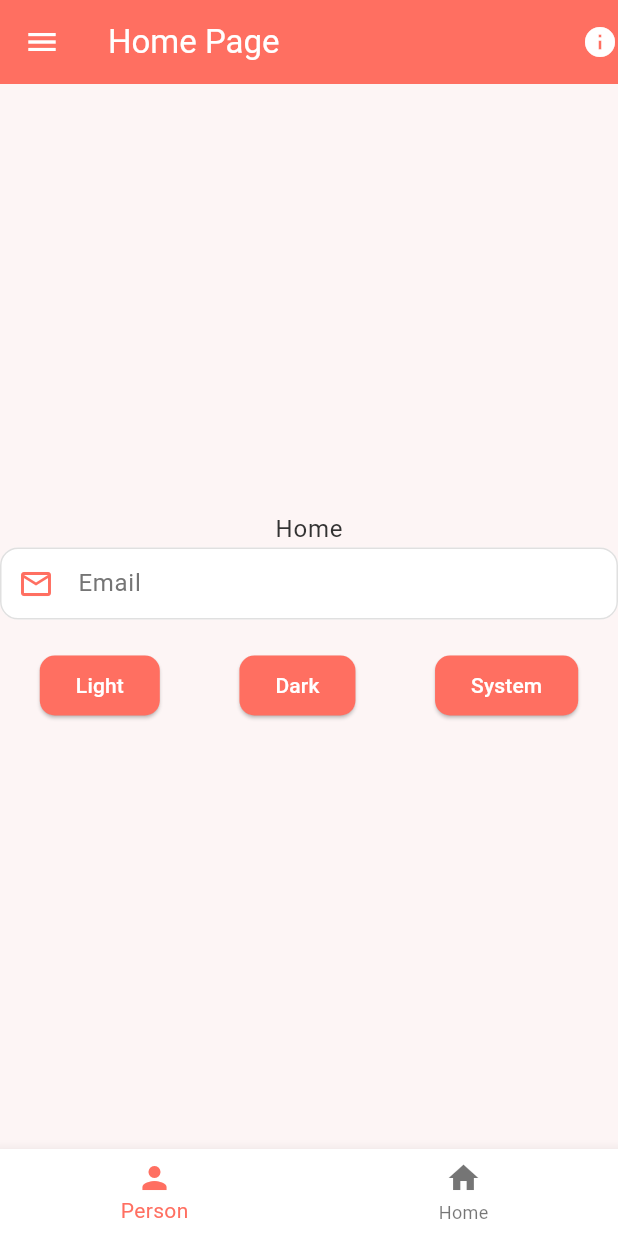
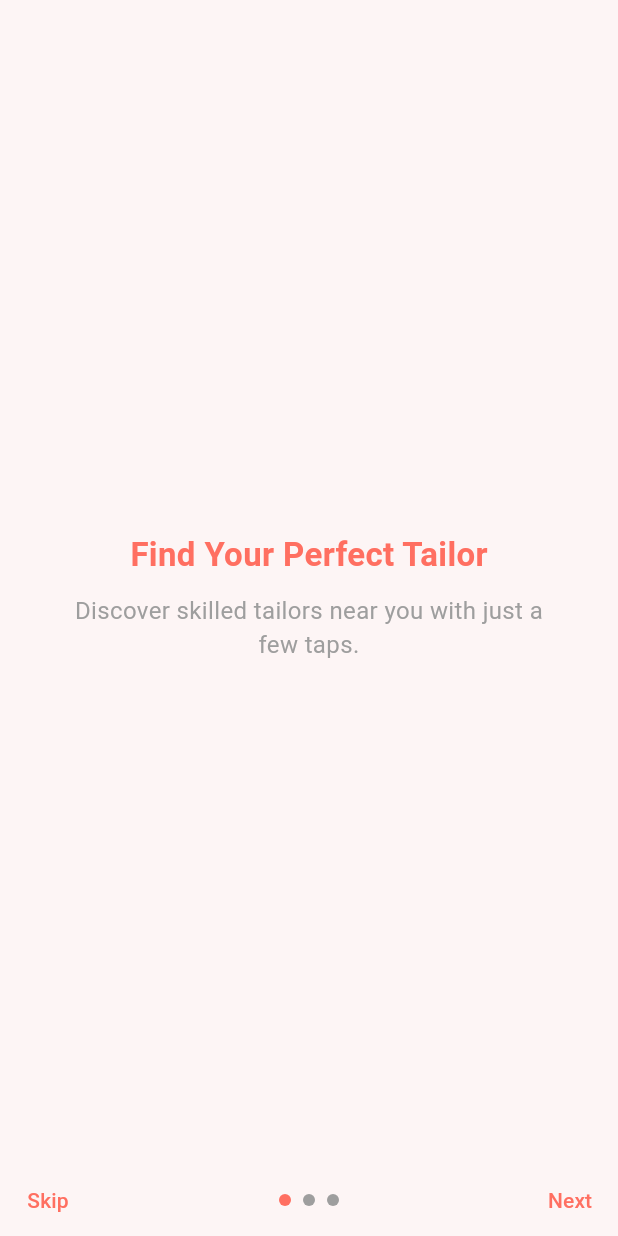
Before and after one commit to noyon-360/Tailors-Hub, a Flutter app: the screen it shows after launch, on a phone screen of 412 x 824 dp. Run offline on Flutter 3.47's test engine with Material 3 defaults, Android fonts, the phone set to English and light mode, and no system bars; our stand-ins replace bloc, cloud_firestore, equatable, firebase_core, flutter_bloc, hydrated_bloc and 1 more; accounts and stored records are empty; generated files the repository leaves out were written again.

Commit message:
Onboarding or First Welcome Screen

```diff
--- /dev/null
+++ b/devtools_options.yaml
@@ -0,0 +1,3 @@
+description: This file stores settings for Dart & Flutter DevTools.
+documentation: https://docs.flutter.dev/tools/devtools/extensions#configure-extension-enablement-states
+extensions:
--- a/lib/config/route/package_path.dart
+++ b/lib/config/route/package_path.dart
@@ -1,8 +1,9 @@
 import 'package:flutter/material.dart';
 import 'package:tailors_hub/config/route/routes_name.dart';
-import 'package:tailors_hub/presentation/home.dart';
+import 'package:tailors_hub/presentation/pages/home.dart';
+import 'package:tailors_hub/presentation/pages/onboarding_screen.dart';
 import 'package:tailors_hub/presentation/pages/tailor/auth/tailor_login.dart';
 import 'package:tailors_hub/presentation/pages/tailor/auth/tailor_register.dart';
-import 'package:tailors_hub/presentation/splash_screen.dart';
+import 'package:tailors_hub/presentation/pages/splash_screen.dart';
 
 part "routes.dart";
--- a/lib/config/route/routes.dart
+++ b/lib/config/route/routes.dart
@@ -3,6 +3,12 @@ part of 'package_path.dart';
 class Routes {
   static Route<dynamic> generateRoutes(RouteSettings settings) {
     switch (settings.name) {
+      // Home Screen
+      case RouteNames.home:
+        return MaterialPageRoute(builder: (context) => Home());
+      // Onboarding
+      case RouteNames.onboarding:
+        return MaterialPageRoute(builder: (_) => OnboardingScreen());
       // Splash Screen
       case RouteNames.splashScreen:
         return MaterialPageRoute(builder: (context) => SplashScreen());
--- a/lib/config/route/routes_name.dart
+++ b/lib/config/route/routes_name.dart
@@ -1,6 +1,8 @@
 class RouteNames {
   static const String home = '/';
   static const String splashScreen = '/splash_screen';
+  static const String onboarding = '/onboarding_screen';
+
   // Tailor
   static const String tailorLogin = '/tailor_login';
   static const String tailorRegister = '/tailor_register';
--- a/lib/main.dart
+++ b/lib/main.dart
@@ -3,33 +3,35 @@ import 'package:flutter/material.dart';
 import 'package:firebase_core/firebase_core.dart';
 import 'package:flutter_bloc/flutter_bloc.dart';
 import 'package:hydrated_bloc/hydrated_bloc.dart';
+import 'package:shared_preferences/shared_preferences.dart';
 import 'package:tailors_hub/config/route/package_path.dart';
+import 'package:tailors_hub/core/secure_key_content/secure_key.dart';
 import 'package:tailors_hub/core/themes.dart';
 import 'package:tailors_hub/presentation/bloc/Theme%20Management/them_cubit.dart';
 import 'package:tailors_hub/presentation/bloc/Theme%20Management/them_state.dart';
 import 'package:tailors_hub/presentation/bloc/splash_bloc/splash_screen_bloc.dart';
 
-import 'package:tailors_hub/presentation/home.dart';
-import 'package:tailors_hub/presentation/splash_screen.dart';
+import 'package:tailors_hub/presentation/pages/home.dart';
+import 'package:tailors_hub/presentation/pages/onboarding_screen.dart';
+import 'package:tailors_hub/presentation/pages/splash_screen.dart';
 import 'firebase_options.dart';
 
 void main() async {
   WidgetsFlutterBinding.ensureInitialized();
-
   await Firebase.initializeApp(options: DefaultFirebaseOptions.currentPlatform);
   runApp(BlocProvider(create: (_) => ThemeCubit(), child: const MyApp()));
 }
 
 class MyApp extends StatelessWidget {
   const MyApp({super.key});
+
   @override
   Widget build(BuildContext context) {
     return MultiBlocProvider(
       providers: [
-        BlocProvider( lazy: false,
-          create: (context) =>
-          SplashBloc()
-            ..add(SplashScreenEvent()),
+        BlocProvider(
+          lazy: false,
+          create: (context) => SplashBloc()..add(SplashScreenEvent()),
         ),
       ],
       child: BlocBuilder<ThemeCubit, ThemeState>(
@@ -48,6 +50,8 @@ class MyApp extends StatelessWidget {
               builder: (context, state) {
                 if (state is SplashComplete) {
                   return Home();
+                } else if (state is OnboardingScreenComplete) {
+                  return OnboardingScreen();
                 } else {
                   return SplashScreen();
                 }
--- a/lib/presentation/bloc/splash_bloc/splash_screen_bloc.dart
+++ b/lib/presentation/bloc/splash_bloc/splash_screen_bloc.dart
@@ -1,4 +1,7 @@
 import 'package:bloc/bloc.dart';
+import 'package:equatable/equatable.dart';
+import 'package:shared_preferences/shared_preferences.dart';
+import 'package:tailors_hub/core/secure_key_content/secure_key.dart';
 
 part 'splash_screen_event.dart';
 
@@ -8,7 +11,14 @@ class SplashBloc extends Bloc<SplashEvent, SplashState> {
   SplashBloc() : super(SplashInitial()) {
     on<SplashScreenEvent>((event, emit) async {
       await Future.delayed(Duration(seconds: 2));
-      emit(SplashComplete());
+      SharedPreferences preferences = await SharedPreferences.getInstance();
+      bool isFirstTime = preferences.getBool(SecureKey.isFirstTimeKey) ?? true;
+
+      if (isFirstTime) {
+        emit(OnboardingScreenComplete());
+      } else {
+        emit(SplashComplete());
+      }
     });
   }
 
--- a/lib/presentation/bloc/splash_bloc/splash_screen_state.dart
+++ b/lib/presentation/bloc/splash_bloc/splash_screen_state.dart
@@ -6,3 +6,5 @@ abstract class SplashState {}
 class SplashInitial extends SplashState {}
 
 class SplashComplete extends SplashState {}
+
+class OnboardingScreenComplete extends SplashState {}
--- a/lib/presentation/home.dart
+++ b/lib/presentation/pages/home.dart
@@ -1,5 +1,8 @@
 import 'package:flutter/material.dart';
 import 'package:flutter_bloc/flutter_bloc.dart';
+import 'package:shared_preferences/shared_preferences.dart';
+import 'package:tailors_hub/config/route/routes_name.dart';
+import 'package:tailors_hub/core/secure_key_content/secure_key.dart';
 import 'package:tailors_hub/core/themes.dart';
 import 'package:tailors_hub/presentation/bloc/Theme%20Management/them_cubit.dart';
 import 'package:tailors_hub/presentation/widgets/custom_textfield.dart';
@@ -68,6 +71,16 @@ class _HomeState extends State<Home> {
               ],
             ),
           ),
+
+          ElevatedButton(onPressed: (){
+            Navigator.pushReplacementNamed(context, RouteNames.tailorLogin);
+          }, child: Text("Tailor Login")),
+
+          ElevatedButton(onPressed: () async{
+            SharedPreferences pref = await SharedPreferences.getInstance();
+            pref.remove(SecureKey.isFirstTimeKey);
+          }, child: Text("Delete First Time Screen"))
+
         ],
       ),
       bottomNavigationBar: BottomNavigationBar(items: const <BottomNavigationBarItem> [
--- /dev/null
+++ b/lib/presentation/pages/onboarding_screen.dart
@@ -0,0 +1,122 @@
+import 'package:flutter/material.dart';
+import 'package:shared_preferences/shared_preferences.dart';
+import 'package:tailors_hub/config/route/package_path.dart';
+import 'package:tailors_hub/config/route/routes_name.dart';
+import 'package:tailors_hub/core/secure_key_content/secure_key.dart';
+import 'package:tailors_hub/core/themes.dart';
+import 'package:tailors_hub/presentation/bloc/Theme%20Management/them_state.dart';
+import 'package:tailors_hub/presentation/pages/home.dart';
+import 'package:tailors_hub/presentation/widgets/onboarding_page_widget.dart';
+
+class OnboardingScreen extends StatefulWidget {
+  const OnboardingScreen({super.key});
+
+  @override
+  State<OnboardingScreen> createState() => _OnboardingScreenState();
+}
+
+class _OnboardingScreenState extends State<OnboardingScreen> {
+  final PageController _pageController = PageController();
+  int _currentPage = 0;
+
+  final List<Map<String, String>> onboardingData = [
+    {
+      // 'image': 'assets/onboarding1.png',
+      'title': 'Find Your Perfect Tailor',
+      'description': 'Discover skilled tailors near you with just a few taps.',
+    },
+    {
+      // 'image': 'assets/onboarding2.png',
+      'title': 'Accurate Measurements',
+      'description':
+          'Use our AR tools to get precise measurements for a perfect fit.',
+    },
+    {
+      // 'image': 'assets/onboarding3.png',
+      'title': 'Track Your Order',
+      'description':
+          'Stay updated on your order status from stitching to delivery.',
+    },
+  ];
+
+  void completeOnboarding() async {
+    SharedPreferences prefs = await SharedPreferences.getInstance();
+    await prefs.setBool(SecureKey.isFirstTimeKey, false);
+
+    // Todo : Check the problem why "pushReplacementNamed" is not working here
+    // Navigator.pushReplacementNamed(context, RouteNames.home);
+    Navigator.pushReplacement(
+      context,
+      MaterialPageRoute(builder: (_) => Home()),
+    );
+  }
+
+  @override
+  Widget build(BuildContext context) {
+    return Scaffold(
+      body: Column(
+        children: [
+          Expanded(
+            child: PageView.builder(
+              controller: _pageController,
+              itemCount: onboardingData.length,
+              onPageChanged: (index) {
+                setState(() {
+                  _currentPage = index;
+                });
+              },
+              itemBuilder: (context, index) {
+                return OnboardingPage(
+                  // image: onboardingData[index]['image']!,
+                  title: onboardingData[index]['title']!,
+                  description: onboardingData[index]['description']!,
+                );
+              },
+            ),
+          ),
+          Row(
+            mainAxisAlignment: MainAxisAlignment.spaceBetween,
+            children: [
+              TextButton(
+                onPressed: completeOnboarding,
+                child: Text('Skip', style: TextStyle(color: AppThemes.coral)),
+              ),
+              Row(
+                children: List.generate(onboardingData.length, (index) {
+                  return Container(
+                    margin: const EdgeInsets.symmetric(horizontal: 4),
+                    width: 8,
+                    height: 8,
+                    decoration: BoxDecoration(
+                      shape: BoxShape.circle,
+                      color:
+                          _currentPage == index ? AppThemes.coral : Colors.grey,
+                    ),
+                  );
+                }),
+              ),
+              TextButton(
+                onPressed: () {
+                  if (_currentPage == onboardingData.length - 1) {
+                    completeOnboarding();
+                  } else {
+                    _pageController.nextPage(
+                      duration: const Duration(milliseconds: 300),
+                      curve: Curves.ease,
+                    );
+                  }
+                },
+                child: Text(
+                  _currentPage == onboardingData.length - 1
+                      ? 'Get Started'
+                      : 'Next',
+                  style: TextStyle(color: AppThemes.coral),
+                ),
+              ),
+            ],
+          ),
+        ],
+      ),
+    );
+  }
+}
--- /dev/null
+++ b/lib/presentation/widgets/onboarding_page_widget.dart
@@ -0,0 +1,44 @@
+import 'package:flutter/material.dart';
+import 'package:tailors_hub/core/themes.dart';
+import 'package:tailors_hub/presentation/bloc/Theme%20Management/them_state.dart';
+
+class OnboardingPage extends StatelessWidget {
+  // final String image;
+  final String title;
+  final String description;
+
+  const OnboardingPage({super.key,
+    // required this.image,
+    required this.title,
+    required this.description,
+  });
+
+  @override
+  Widget build(BuildContext context) {
+    return Column(
+      mainAxisAlignment: MainAxisAlignment.center,
+      children: [
+        // Image.asset(image, width: 250, height: 250),
+        const SizedBox(height: 20),
+        Text(
+          title,
+          style: const TextStyle(
+            fontSize: 22,
+            fontWeight: FontWeight.bold,
+            color: AppThemes.coral
+            // color: AppThemes.primaryColor,
+          ),
+        ),
+        const SizedBox(height: 10),
+        Padding(
+          padding: const EdgeInsets.symmetric(horizontal: 40),
+          child: Text(
+            description,
+            textAlign: TextAlign.center,
+            style: const TextStyle(fontSize: 16, color: Colors.grey),
+          ),
+        ),
+      ],
+    );
+  }
+}
```
Also changed, not shown: lib/presentation/bloc/splash_bloc/splash_screen_event.dart (line endings or trailing spaces), lib/presentation/pages/splash_screen.dart (renamed from lib/presentation/splash_screen.dart).
